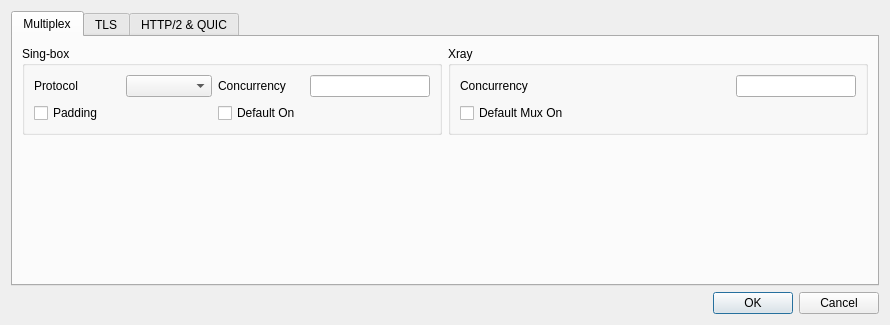
Before: the Qt Designer form upstream/include/ui/setting/dialog_preset_settings.ui in hopol/throne-mirror, drawn with Qt 5.
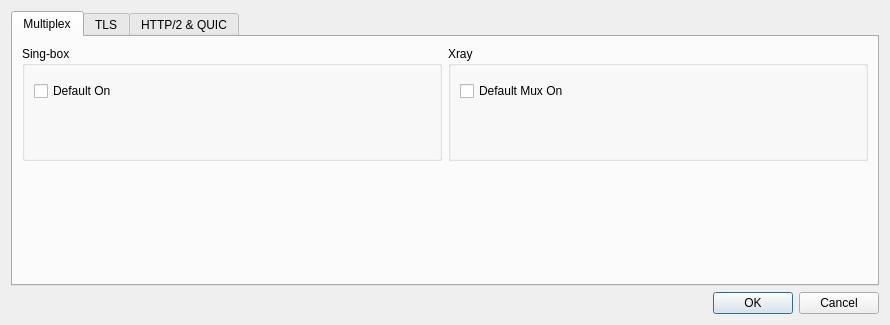
After: the same form once the commit is applied. Custom widgets are drawn as their Qt base class.

```diff
--- a/upstream/include/ui/setting/dialog_preset_settings.ui
+++ b/upstream/include/ui/setting/dialog_preset_settings.ui
@@ -34,48 +34,30 @@
            <property name="title">
             <string notr="true">Sing-box</string>
            </property>
-           <layout class="QGridLayout" name="gridLayout_mux_singbox">
-            <item row="0" column="0">
-             <widget class="QLabel" name="mux_protocol_l">
-              <property name="text">
-               <string>Protocol</string>
-              </property>
-             </widget>
+           <layout class="QVBoxLayout" name="verticalLayout_mux_singbox">
+            <item>
+             <widget class="MuxSettingsWidget" name="mux_singbox" native="true"/>
             </item>
-            <item row="0" column="1">
-             <widget class="QComboBox" name="mux_protocol"/>
-            </item>
-            <item row="0" column="2">
-             <widget class="QLabel" name="mux_concurrency_l">
-              <property name="text">
-               <string>Concurrency</string>
-              </property>
-             </widget>
-            </item>
-            <item row="0" column="3">
-             <widget class="QLineEdit" name="mux_concurrency">
-              <property name="maximumSize">
-               <size>
-                <width>120</width>
-                <height>16777215</height>
-               </size>
-              </property>
-             </widget>
-            </item>
-            <item row="1" column="0" colspan="2">
-             <widget class="QCheckBox" name="mux_padding">
-              <property name="text">
-               <string notr="true">Padding</string>
-              </property>
-             </widget>
-            </item>
-            <item row="1" column="2" colspan="2">
+            <item>
              <widget class="QCheckBox" name="mux_default_on">
               <property name="text">
                <string>Default On</string>
               </property>
              </widget>
             </item>
+            <item>
+             <spacer name="verticalSpacer_mux_singbox">
+              <property name="orientation">
+               <enum>Qt::Orientation::Vertical</enum>
+              </property>
+              <property name="sizeHint" stdset="0">
+               <size>
+                <width>20</width>
+                <height>0</height>
+               </size>
+              </property>
+             </spacer>
+            </item>
            </layout>
           </widget>
          </item>
@@ -84,31 +66,30 @@
            <property name="title">
             <string notr="true">Xray</string>
            </property>
-           <layout class="QGridLayout" name="gridLayout_mux_xray">
-            <item row="0" column="0">
-             <widget class="QLabel" name="xray_mux_concurrency_l">
-              <property name="text">
-               <string>Concurrency</string>
-              </property>
-             </widget>
+           <layout class="QVBoxLayout" name="verticalLayout_mux_xray">
+            <item>
+             <widget class="XrayMuxSettingsWidget" name="mux_xray" native="true"/>
             </item>
-            <item row="0" column="1">
-             <widget class="QLineEdit" name="xray_mux_concurrency">
-              <property name="maximumSize">
-               <size>
-                <width>120</width>
-                <height>16777215</height>
-               </size>
-              </property>
-             </widget>
-            </item>
-            <item row="1" column="0" colspan="2">
+            <item>
              <widget class="QCheckBox" name="xray_default_mux">
               <property name="text">
                <string>Default Mux On</string>
               </property>
              </widget>
             </item>
+            <item>
+             <spacer name="verticalSpacer_mux_xray">
+              <property name="orientation">
+               <enum>Qt::Orientation::Vertical</enum>
+              </property>
+              <property name="sizeHint" stdset="0">
+               <size>
+                <width>20</width>
+                <height>0</height>
+               </size>
+              </property>
+             </spacer>
+            </item>
            </layout>
           </widget>
          </item>
@@ -520,6 +501,18 @@
    </item>
   </layout>
  </widget>
+ <customwidgets>
+  <customwidget>
+   <class>MuxSettingsWidget</class>
+   <extends>QWidget</extends>
+   <header>include/ui/widget/MuxSettingsWidget.h</header>
+  </customwidget>
+  <customwidget>
+   <class>XrayMuxSettingsWidget</class>
+   <extends>QWidget</extends>
+   <header>include/ui/widget/MuxSettingsWidget.h</header>
+  </customwidget>
+ </customwidgets>
  <resources/>
  <connections>
   <connection>
```
